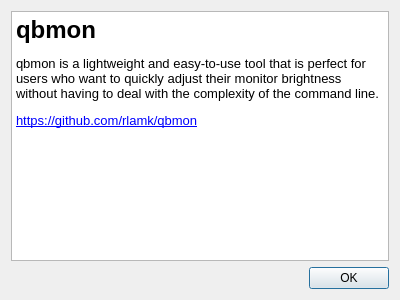
Before: the Qt Designer form about.ui in jlamk/qbmon, drawn with Qt 5.
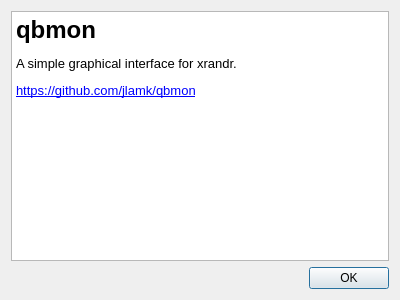
After: the same form once the commit is applied.

```diff
--- a/about.ui
+++ b/about.ui
@@ -25,8 +25,8 @@
 p, li { white-space: pre-wrap; }
 &lt;/style&gt;&lt;/head&gt;&lt;body style=&quot; font-family:'Sans'; font-size:10pt; font-weight:400; font-style:normal;&quot;&gt;
 &lt;h1 style=&quot; margin-top:18px; margin-bottom:12px; margin-left:0px; margin-right:0px; -qt-block-indent:0; text-indent:0px;&quot;&gt;&lt;a name=&quot;user-content-qbmon&quot;&gt;&lt;/a&gt;&lt;span style=&quot; font-size:xx-large; font-weight:600;&quot;&gt;q&lt;/span&gt;&lt;span style=&quot; font-size:xx-large; font-weight:600;&quot;&gt;bmon&lt;/span&gt;&lt;/h1&gt;
-&lt;p style=&quot; margin-top:12px; margin-bottom:12px; margin-left:0px; margin-right:0px; -qt-block-indent:0; text-indent:0px;&quot;&gt;qbmon is a lightweight and easy-to-use tool that is perfect for users who want to quickly adjust their monitor brightness without having to deal with the complexity of the command line.&lt;/p&gt;
-&lt;p style=&quot; margin-top:12px; margin-bottom:12px; margin-left:0px; margin-right:0px; -qt-block-indent:0; text-indent:0px;&quot;&gt;&lt;a href=&quot;https://github.com/rlamk/qbmon&quot;&gt;&lt;span style=&quot; text-decoration: underline; color:#0000ff;&quot;&gt;https://github.com/rlamk/qbmon&lt;/span&gt;&lt;/a&gt;&lt;/p&gt;&lt;/body&gt;&lt;/html&gt;</string>
+&lt;p style=&quot; margin-top:12px; margin-bottom:12px; margin-left:0px; margin-right:0px; -qt-block-indent:0; text-indent:0px;&quot;&gt;A simple graphical interface for xrandr.&lt;/p&gt;
+&lt;p style=&quot; margin-top:12px; margin-bottom:12px; margin-left:0px; margin-right:0px; -qt-block-indent:0; text-indent:0px;&quot;&gt;&lt;a href=&quot;https://github.com/jlamk/qbmon&quot;&gt;&lt;span style=&quot; text-decoration: underline; color:#0000ff;&quot;&gt;https://github.com/jlamk/qbmon&lt;/span&gt;&lt;/a&gt;&lt;/p&gt;&lt;/body&gt;&lt;/html&gt;</string>
      </property>
      <property name="textInteractionFlags">
       <set>Qt::LinksAccessibleByMouse</set>
```
